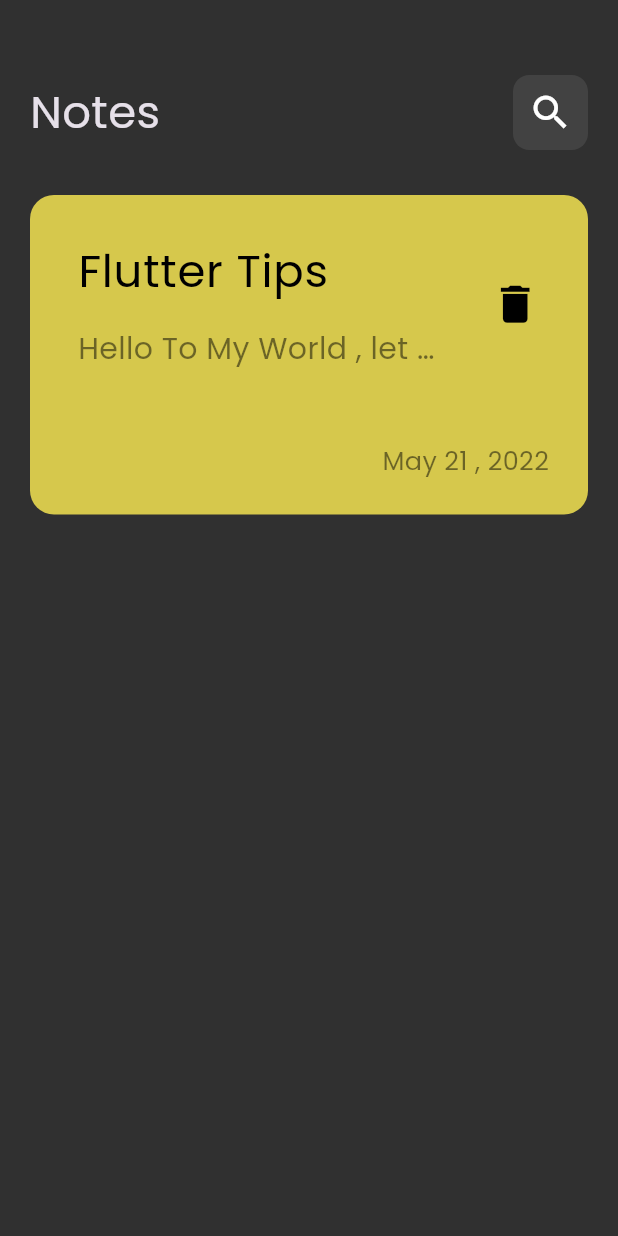
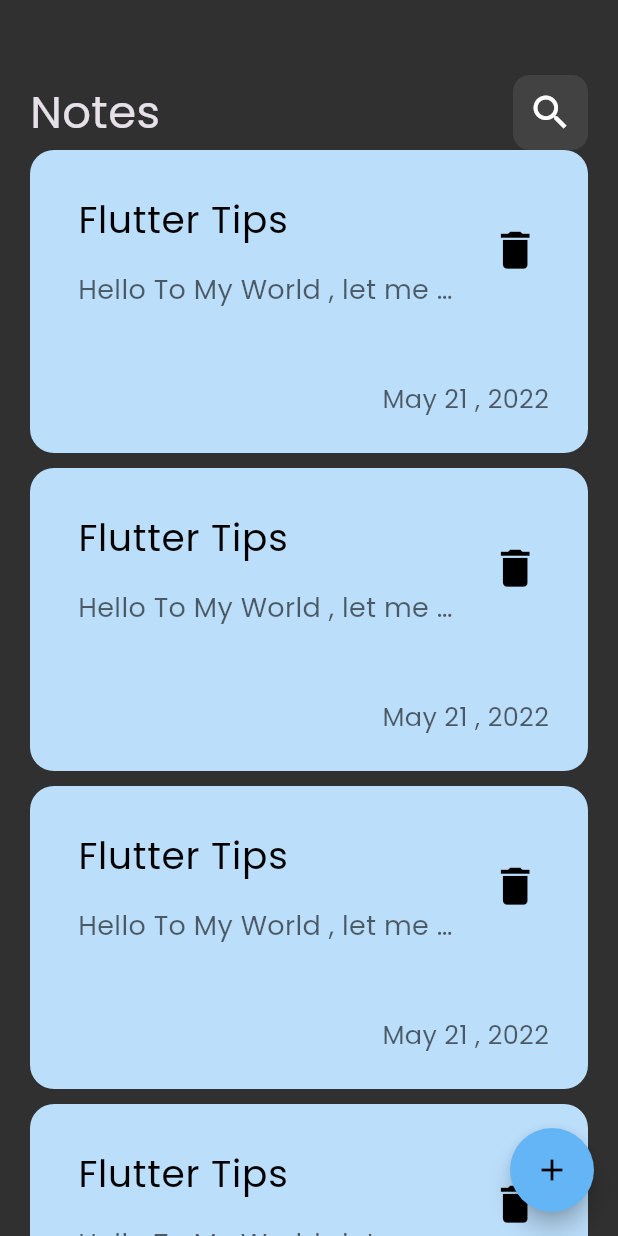
Before and after one commit to Samah-Osama/notes_app, a Flutter app: the screen it shows after launch, on a phone screen of 412 x 824 dp. Run offline on Flutter 3.47's test engine with Material 3 defaults, Android fonts, the phone set to English and light mode, and no system bars.

Commit message:
creat custom note  list  view and creat floating action button

```diff
--- a/lib/Views/Widgets/custom-note_item.dart
+++ b/lib/Views/Widgets/custom-note_item.dart
@@ -6,7 +6,7 @@ class NoteItem extends StatelessWidget {
   Widget build(BuildContext context) {
     return Container(
       decoration: BoxDecoration(
-        color: Color.fromARGB(255, 214, 200, 76),
+        color: Colors.blue[100],
         borderRadius: BorderRadius.circular(16),
       ),
       child: Padding(
@@ -17,7 +17,7 @@ class NoteItem extends StatelessWidget {
             ListTile(
               title: const Text(
                 'Flutter Tips',
-                style: TextStyle(color: Colors.black, fontSize: 30),
+                style: TextStyle(color: Colors.black, fontSize: 25),
               ),
               subtitle: Padding(
                 padding: const EdgeInsets.only(top: 15),
@@ -25,7 +25,7 @@ class NoteItem extends StatelessWidget {
                   overflow: TextOverflow.ellipsis,
                   'Hello To My World , let me take u to  a journey to the sky ',
                   style: TextStyle(
-                      color: Colors.black.withOpacity(.5), fontSize: 20),
+                      color: Colors.black.withOpacity(.6), fontSize: 18),
                 ),
               ),
               trailing: IconButton(
@@ -44,7 +44,7 @@ class NoteItem extends StatelessWidget {
                 child: Text(
                   'May 21 , 2022',
                   style: TextStyle(
-                      color: Colors.black.withOpacity(.5), fontSize: 17),
+                      color: Colors.black.withOpacity(.6), fontSize: 17),
                 ),
               ),
             ),
--- /dev/null
+++ b/lib/Views/Widgets/custom_note_list_view.dart
@@ -0,0 +1,20 @@
+import 'package:flutter/material.dart';
+import 'package:notes_app/Views/Widgets/custom-note_item.dart';
+
+class NoteListView extends StatelessWidget {
+  const NoteListView({
+    super.key,
+  });
+
+  @override
+  Widget build(BuildContext context) {
+    return Expanded(
+      child: ListView.builder(itemBuilder: (context, int) {
+        return Padding(
+          padding: const EdgeInsets.only(bottom: 10),
+          child: NoteItem(),
+        );
+      }),
+    );
+  }
+}
--- a/lib/Views/Widgets/notes_view_body.dart
+++ b/lib/Views/Widgets/notes_view_body.dart
@@ -1,6 +1,7 @@
 import 'package:flutter/material.dart';
+import 'package:flutter/widgets.dart';
 import 'package:notes_app/Views/Widgets/custom_app_bar.dart';
-import 'package:notes_app/Views/Widgets/custom-note_item.dart';
+import 'package:notes_app/Views/Widgets/custom_note_list_view.dart';
 
 class NotesViewBody extends StatelessWidget {
   const NotesViewBody({super.key});
@@ -12,10 +13,7 @@ class NotesViewBody extends StatelessWidget {
         children: [
           SizedBox(height: 50),
           CustomAppBar(),
-          SizedBox(
-            height: 30,
-          ),
-          NoteItem()
+          NoteListView(),
         ],
       ),
     );
--- a/lib/Views/notes_view.dart
+++ b/lib/Views/notes_view.dart
@@ -6,9 +6,17 @@ class NotesView extends StatelessWidget {
   static String id = 'NotesView';
   @override
   Widget build(BuildContext context) {
-    return const Scaffold(
-
-      body: NotesViewBody(),
+    return Scaffold(
+      floatingActionButton: FloatingActionButton(
+        onPressed: () {},
+        backgroundColor: Colors.blue[300],
+        shape: const OvalBorder(),
+        child: const Icon(
+          Icons.add,
+          color: Colors.black,
+        ),
+      ),
+      body: const NotesViewBody(),
     );
   }
 }
```
